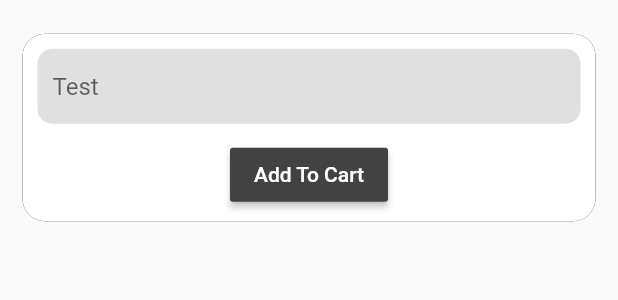
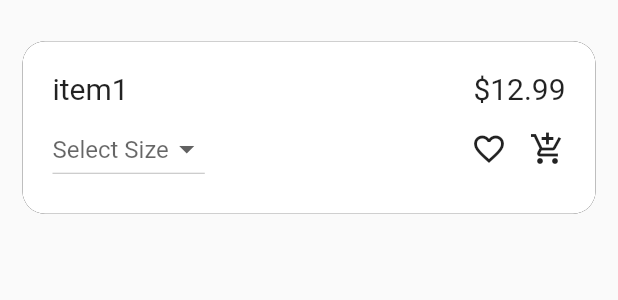
Before and after one commit to George47/Genius, a Flutter app: the AddToCartBottom widget shown alone on an empty page, opened directly, on a phone screen of 412 x 824 dp. Shown: the top 300 px of the screen. Run offline on Flutter 3.47's test engine with Material 2 defaults, Android fonts, the phone set to English and light mode, and no system bars.

Commit message:
finished basic design of product bottom sheet

```diff
--- a/lib/pages/add_to_cart_bottom.dart
+++ b/lib/pages/add_to_cart_bottom.dart
@@ -1,22 +1,25 @@
 import 'package:flutter/material.dart';
 
 class AddToCartBottom extends StatefulWidget {
-  @override
+  // @override
   _AddToCartBottomState createState() => _AddToCartBottomState();
+
 }
 
 class _AddToCartBottomState extends State<AddToCartBottom> {
+
+
   @override
   Widget build(BuildContext context) {
     return Container(
       margin: const EdgeInsets.only(top: 5, left: 15, right: 15),
-      height: 160,
+      height: 160,//160,
       child: Column(
         mainAxisAlignment: MainAxisAlignment.center,
         mainAxisSize: MainAxisSize.max,
         children: <Widget>[
           Container(
-            height: 125,
+            height: 115,//125,
             decoration: BoxDecoration(
               color: Colors.white,
               borderRadius: BorderRadius.circular(15),
@@ -26,8 +29,43 @@ class _AddToCartBottomState extends State<AddToCartBottom> {
             ),
             child: Column(
               children: <Widget>[
-                DecoratedTextField(),
-                SheetButton(),
+                // DecoratedTextField(),
+                // BottomSheetText(),
+                Row(
+                  mainAxisAlignment: MainAxisAlignment.spaceBetween,
+                  children: <Widget>[
+                    Container(
+                      padding: const EdgeInsets.only(left: 20, top: 20, bottom: 5,),
+                      child: Text("item1", style: TextStyle(fontSize: 20,),),
+                    ),
+                    Container(
+                      padding: const EdgeInsets.only(right: 20, top: 20, bottom: 5,),
+                      child: Text("\$12.99", style: TextStyle(fontSize: 20,),),
+                    ),
+                  ],
+                ),
+
+                Row(
+                  mainAxisAlignment: MainAxisAlignment.spaceBetween,
+                  children: <Widget>[
+                    Container(
+                      padding: const EdgeInsets.only(left: 20),
+                      child: SizeSelectBox(),
+                    ),
+                    Container(
+                      padding: const EdgeInsets.only(right: 20),
+                      // child: SheetButton(),
+                      child: Row(
+                        children: <Widget>[
+                          Icon(Icons.favorite_border),
+                          Padding(padding: const EdgeInsets.only(right: 15,),),
+                          Icon(Icons.add_shopping_cart),
+                        ],
+                      ),
+                    ),
+                  ],
+                ),
+
               ],
             ),
           )
@@ -52,6 +90,24 @@ class DecoratedTextField extends StatelessWidget {
       child: TextField(
         decoration: InputDecoration.collapsed(hintText: "Test"),
       ),
+    );
+  }
+}
+
+class SizeSelectBox extends StatelessWidget {
+  @override
+  Widget build(BuildContext context) {
+    return new DropdownButton<String>(
+      hint: Text("Select Size"),
+      items: <String>['S', 'M', 'L'].map((String value) {
+        return new DropdownMenuItem<String>(
+          value: value,
+          child: new Text(value),
+        );
+      }).toList(),
+      onChanged: (size) {
+        print("selected " + size);
+      },
     );
   }
 }
@@ -92,3 +148,31 @@ class _SheetButtonState extends State<SheetButton> {
     : Icon(Icons.check, color: Colors.green,);
   }
 }
+
+class BottomSheetText extends StatefulWidget {
+  @override
+  _BottomSheetTextState createState() => _BottomSheetTextState();
+}
+
+class _BottomSheetTextState extends State<BottomSheetText> {
+  @override
+  Widget build(BuildContext context) {
+    return Container(
+      child: Text("Item1"),
+    );
+  }
+}
+
+class BottomSheetIcons extends StatefulWidget {
+  @override
+  _BottomSheetIconsState createState() => _BottomSheetIconsState();
+}
+
+class _BottomSheetIconsState extends State<BottomSheetIcons> {
+  @override
+  Widget build(BuildContext context) {
+    return Container(
+
+    );
+  }
+}
--- a/lib/pages/product_page.dart
+++ b/lib/pages/product_page.dart
@@ -45,6 +45,7 @@ class _FloatingButtonState extends State<FloatingButton> {
     return _show
     ? FloatingActionButton(
       backgroundColor: Colors.black,
+
       onPressed: () {
         var sheetController = showBottomSheet(
           context: context,
```
